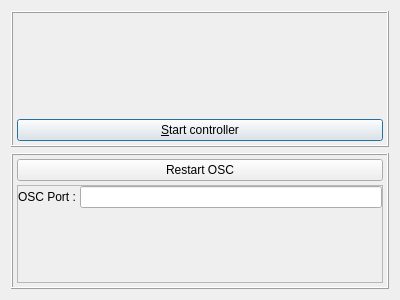
Above: sources/interface/OptionsDialog.ui from linuxmao-org/Frontieres before the change. Below: the same form after it.
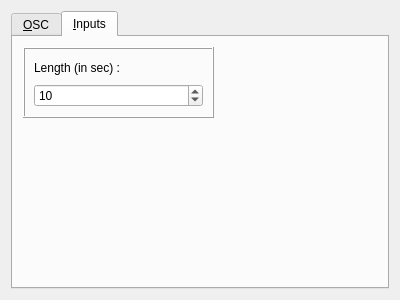
That is the form after the change. The open tabs and pages were chosen to show the change.

Commit message: choix longueur des entrés (option), figer un echantillon d'entrée

Patch:
```diff
--- a/sources/interface/OptionsDialog.ui
+++ b/sources/interface/OptionsDialog.ui
@@ -13,6 +13,16 @@
   <property name="windowTitle">
    <string>Options</string>
   </property>
+  <layout class="QVBoxLayout" name="verticalLayout_4">
+   <item>
+    <widget class="QTabWidget" name="tabWidget">
+     <property name="currentIndex">
+      <number>0</number>
+     </property>
+     <widget class="QWidget" name="tab">
+      <attribute name="title">
+       <string>&amp;OSC</string>
+      </attribute>
   <layout class="QVBoxLayout" name="verticalLayout">
    <item>
     <widget class="QFrame" name="frame_3">
@@ -134,6 +144,53 @@
        </widget>
       </item>
      </layout>
+        </widget>
+       </item>
+      </layout>
+     </widget>
+     <widget class="QWidget" name="tab_2">
+      <attribute name="title">
+       <string>&amp;Inputs</string>
+      </attribute>
+      <widget class="QFrame" name="frame_2">
+       <property name="geometry">
+        <rect>
+         <x>10</x>
+         <y>10</y>
+         <width>191</width>
+         <height>71</height>
+        </rect>
+       </property>
+       <property name="frameShape">
+        <enum>QFrame::Box</enum>
+       </property>
+       <property name="frameShadow">
+        <enum>QFrame::Raised</enum>
+       </property>
+       <layout class="QVBoxLayout" name="verticalLayout_5">
+        <item>
+         <widget class="QLabel" name="label">
+          <property name="text">
+           <string>Length (in sec) :</string>
+          </property>
+         </widget>
+        </item>
+        <item>
+         <widget class="QSpinBox" name="spinBox">
+          <property name="minimum">
+           <number>1</number>
+          </property>
+          <property name="maximum">
+           <number>600</number>
+          </property>
+          <property name="value">
+           <number>10</number>
+          </property>
+         </widget>
+        </item>
+       </layout>
+      </widget>
+     </widget>
     </widget>
    </item>
   </layout>
```
Lines whose indentation alone changed are shown as unchanged. The commit also changes 8 other files.
